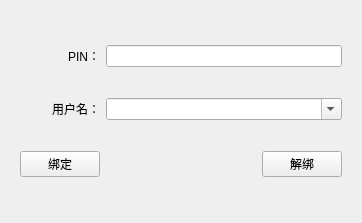
This is SEC/ukeydialog.ui in liuyufeng509/SecCenter as Qt 5 draws it before an edit. The edited form follows.
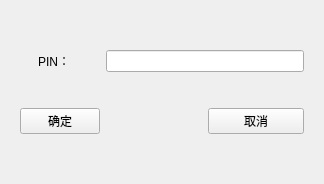
This is the edited form.

Commit message: 完成用户安全管理的界面改造和容错处理

Diff of the .ui file:
```diff
--- a/SEC/ukeydialog.ui
+++ b/SEC/ukeydialog.ui
@@ -6,8 +6,8 @@
    <rect>
     <x>0</x>
     <y>0</y>
-    <width>362</width>
-    <height>223</height>
+    <width>324</width>
+    <height>184</height>
    </rect>
   </property>
   <property name="windowTitle">
@@ -109,63 +109,6 @@
      </widget>
      <widget class="QWidget" name="page_2">
       <layout class="QGridLayout" name="gridLayout_3">
-       <item row="0" column="0">
-        <widget class="QLabel" name="label_4">
-         <property name="text">
-          <string>PIN：</string>
-         </property>
-         <property name="alignment">
-          <set>Qt::AlignRight|Qt::AlignTrailing|Qt::AlignVCenter</set>
-         </property>
-        </widget>
-       </item>
-       <item row="1" column="0">
-        <widget class="QLabel" name="label_5">
-         <property name="text">
-          <string>用户名：</string>
-         </property>
-         <property name="alignment">
-          <set>Qt::AlignRight|Qt::AlignTrailing|Qt::AlignVCenter</set>
-         </property>
-        </widget>
-       </item>
-       <item row="2" column="0">
-        <widget class="QPushButton" name="bundingButton">
-         <property name="text">
-          <string>绑定</string>
-         </property>
-        </widget>
-       </item>
-       <item row="2" column="2">
-        <widget class="QPushButton" name="unbundButton">
-         <property name="text">
-          <string>解绑</string>
-         </property>
-        </widget>
-       </item>
-       <item row="2" column="1">
-        <spacer name="horizontalSpacer_2">
-         <property name="orientation">
-          <enum>Qt::Horizontal</enum>
-         </property>
-         <property name="sizeHint" stdset="0">
-          <size>
-           <width>40</width>
-           <height>20</height>
-          </size>
-         </property>
-        </spacer>
-       </item>
-       <item row="1" column="1" colspan="2">
-        <widget class="QComboBox" name="usercomboBox">
-         <property name="contextMenuPolicy">
-          <enum>Qt::DefaultContextMenu</enum>
-         </property>
-         <property name="editable">
-          <bool>true</bool>
-         </property>
-        </widget>
-       </item>
        <item row="0" column="1" colspan="2">
         <widget class="QLineEdit" name="pinEdit">
          <property name="text">
@@ -176,6 +119,36 @@
          </property>
         </widget>
        </item>
+       <item row="0" column="0">
+        <widget class="QLabel" name="label_4">
+         <property name="maximumSize">
+          <size>
+           <width>50</width>
+           <height>16777215</height>
+          </size>
+         </property>
+         <property name="text">
+          <string>PIN：</string>
+         </property>
+         <property name="alignment">
+          <set>Qt::AlignRight|Qt::AlignTrailing|Qt::AlignVCenter</set>
+         </property>
+        </widget>
+       </item>
+       <item row="1" column="0">
+        <widget class="QPushButton" name="okButton">
+         <property name="text">
+          <string>确定</string>
+         </property>
+        </widget>
+       </item>
+       <item row="1" column="2">
+        <widget class="QPushButton" name="cancelButton">
+         <property name="text">
+          <string>取消</string>
+         </property>
+        </widget>
+       </item>
       </layout>
      </widget>
     </widget>
```
The commit also changes 12 other files.
